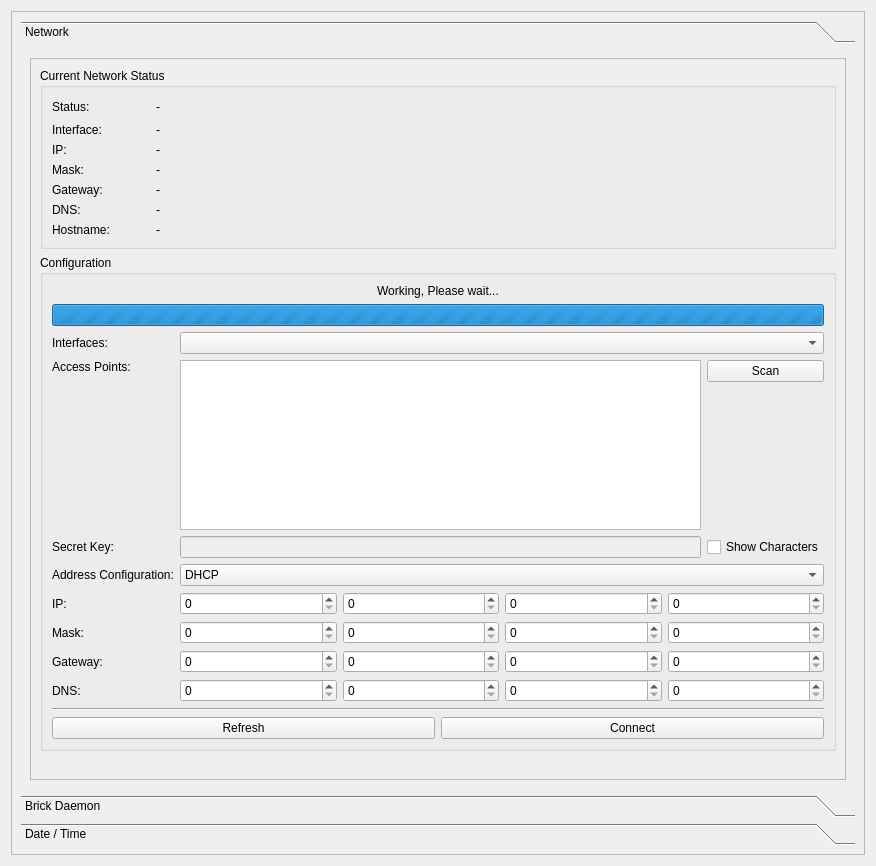
This is src/brickv/plugin_system/plugins/red/ui/red_tab_settings.ui in Tinkerforge/brickv as Qt 5 draws it before an edit. The edited form follows.
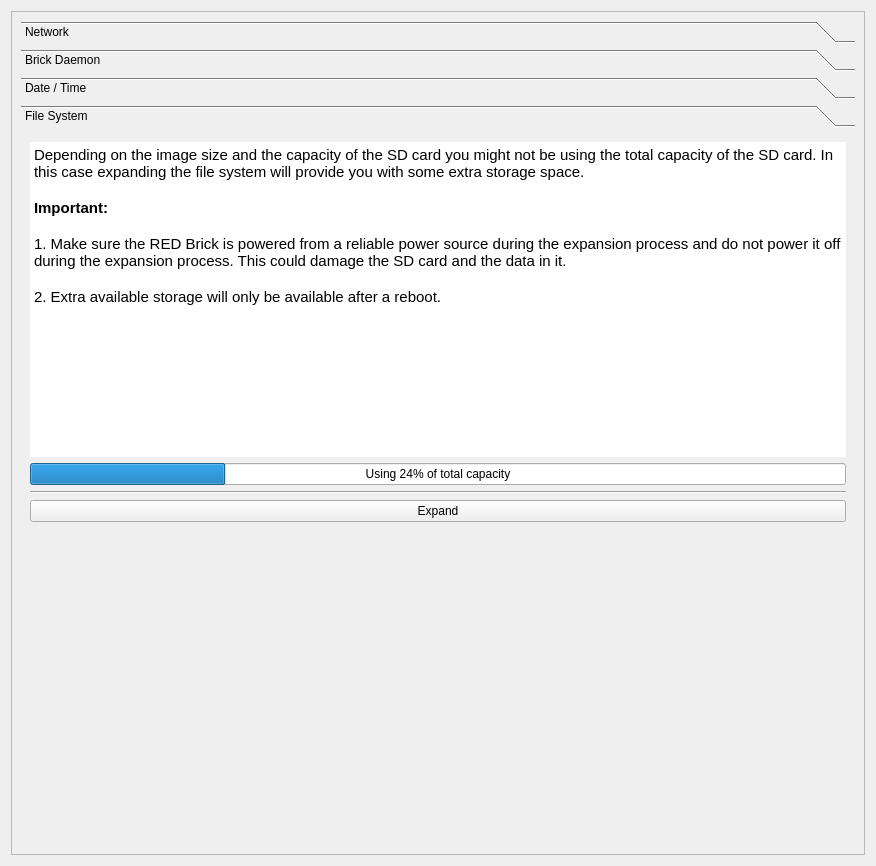
This is the edited form. The open tabs and pages were chosen to show the change.

Commit message: red-brick: Adding scripts and the GUI changes for file system expansion feature. Not integrated yet.

The edit to the form file:
```diff
--- a/src/brickv/plugin_system/plugins/red/ui/red_tab_settings.ui
+++ b/src/brickv/plugin_system/plugins/red/ui/red_tab_settings.ui
@@ -34,7 +34,7 @@
            <x>0</x>
            <y>0</y>
            <width>838</width>
-           <height>735</height>
+           <height>704</height>
           </rect>
          </property>
          <attribute name="label">
@@ -52,7 +52,7 @@
                <x>0</x>
                <y>0</y>
                <width>818</width>
-               <height>715</height>
+               <height>684</height>
               </rect>
              </property>
              <layout class="QVBoxLayout" name="verticalLayout_9">
@@ -1182,6 +1182,88 @@
           </item>
          </layout>
         </widget>
+        <widget class="QWidget" name="page">
+         <property name="geometry">
+          <rect>
+           <x>0</x>
+           <y>0</y>
+           <width>838</width>
+           <height>704</height>
+          </rect>
+         </property>
+         <attribute name="label">
+          <string>File System</string>
+         </attribute>
+         <layout class="QVBoxLayout" name="verticalLayout_12">
+          <item>
+           <layout class="QVBoxLayout" name="verticalLayout_6">
+            <item>
+             <widget class="QTextBrowser" name="tb_fs_expand_info">
+              <property name="frameShape">
+               <enum>QFrame::NoFrame</enum>
+              </property>
+              <property name="frameShadow">
+               <enum>QFrame::Plain</enum>
+              </property>
+              <property name="lineWidth">
+               <number>0</number>
+              </property>
+              <property name="html">
+               <string>&lt;!DOCTYPE HTML PUBLIC &quot;-//W3C//DTD HTML 4.0//EN&quot; &quot;http://www.w3.org/TR/REC-html40/strict.dtd&quot;&gt;
+&lt;html&gt;&lt;head&gt;&lt;meta name=&quot;qrichtext&quot; content=&quot;1&quot; /&gt;&lt;style type=&quot;text/css&quot;&gt;
+p, li { white-space: pre-wrap; }
+&lt;/style&gt;&lt;/head&gt;&lt;body style=&quot; font-family:'Ubuntu'; font-size:11pt; font-weight:400; font-style:normal;&quot;&gt;
+&lt;p style=&quot; margin-top:0px; margin-bottom:0px; margin-left:0px; margin-right:0px; -qt-block-indent:0; text-indent:0px;&quot;&gt;Depending on the image size and the capacity of the SD card you might not be using the total capacity of the SD card. In this case expanding the file system will provide you with some extra storage space.&lt;/p&gt;
+&lt;p style=&quot;-qt-paragraph-type:empty; margin-top:0px; margin-bottom:0px; margin-left:0px; margin-right:0px; -qt-block-indent:0; text-indent:0px;&quot;&gt;&lt;br /&gt;&lt;/p&gt;
+&lt;p style=&quot; margin-top:0px; margin-bottom:0px; margin-left:0px; margin-right:0px; -qt-block-indent:0; text-indent:0px;&quot;&gt;&lt;span style=&quot; font-weight:600;&quot;&gt;Important:&lt;/span&gt;&lt;/p&gt;
+&lt;p style=&quot;-qt-paragraph-type:empty; margin-top:0px; margin-bottom:0px; margin-left:0px; margin-right:0px; -qt-block-indent:0; text-indent:0px; font-weight:600;&quot;&gt;&lt;br /&gt;&lt;/p&gt;
+&lt;p style=&quot; margin-top:0px; margin-bottom:0px; margin-left:0px; margin-right:0px; -qt-block-indent:0; text-indent:0px;&quot;&gt;1. Make sure the RED Brick is powered from a reliable power source during the expansion process and do not power it off during the expansion process. This could damage the SD card and the data in it.&lt;/p&gt;
+&lt;p style=&quot;-qt-paragraph-type:empty; margin-top:0px; margin-bottom:0px; margin-left:0px; margin-right:0px; -qt-block-indent:0; text-indent:0px;&quot;&gt;&lt;br /&gt;&lt;/p&gt;
+&lt;p style=&quot; margin-top:0px; margin-bottom:0px; margin-left:0px; margin-right:0px; -qt-block-indent:0; text-indent:0px;&quot;&gt;2. Extra available storage will only be available after a reboot. &lt;/p&gt;&lt;/body&gt;&lt;/html&gt;</string>
+              </property>
+             </widget>
+            </item>
+            <item>
+             <widget class="QProgressBar" name="pbar_fs_capacity_utilization">
+              <property name="value">
+               <number>24</number>
+              </property>
+              <property name="format">
+               <string>Using %p% of total capacity</string>
+              </property>
+             </widget>
+            </item>
+            <item>
+             <widget class="Line" name="line">
+              <property name="orientation">
+               <enum>Qt::Horizontal</enum>
+              </property>
+             </widget>
+            </item>
+            <item>
+             <widget class="QPushButton" name="pbutton_fs_expand">
+              <property name="text">
+               <string>Expand</string>
+              </property>
+             </widget>
+            </item>
+            <item>
+             <spacer name="verticalSpacer">
+              <property name="orientation">
+               <enum>Qt::Vertical</enum>
+              </property>
+              <property name="sizeHint" stdset="0">
+               <size>
+                <width>20</width>
+                <height>40</height>
+               </size>
+              </property>
+             </spacer>
+            </item>
+           </layout>
+          </item>
+         </layout>
+        </widget>
        </widget>
       </item>
      </layout>
```
Left out of the diff: 12 changed lines with no effect on the pictures. The commit also changes 2 other files.
